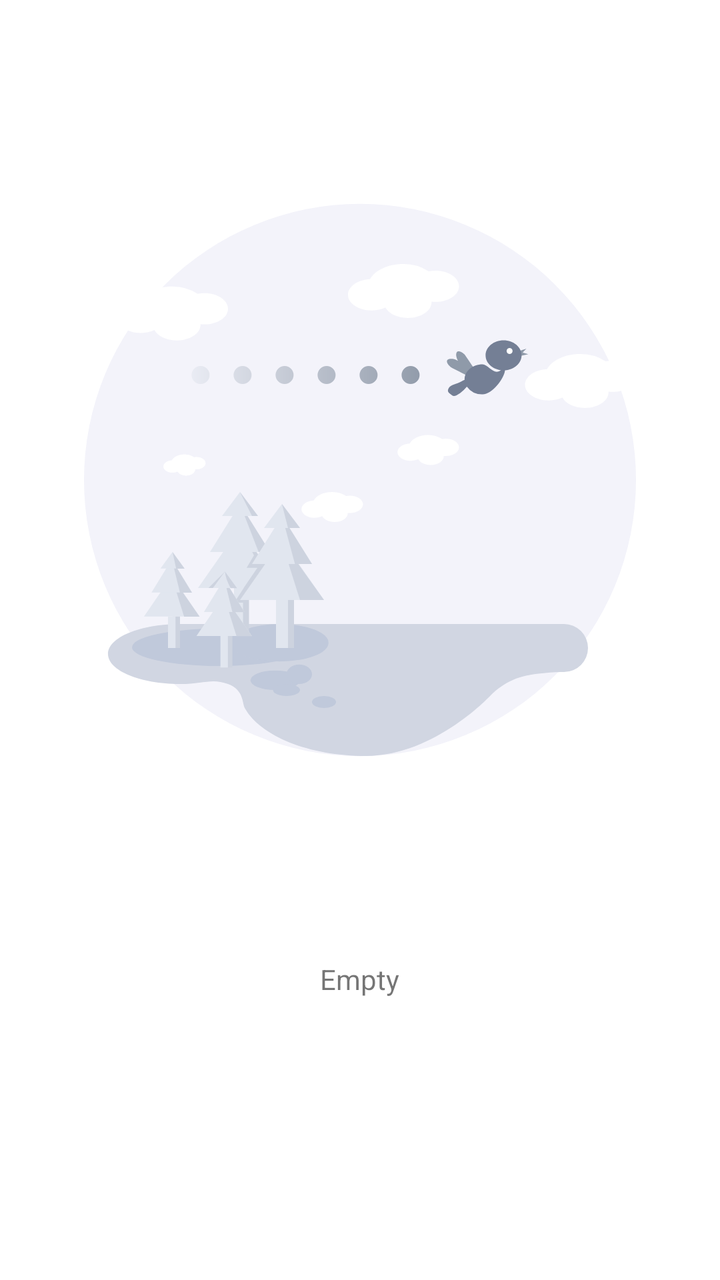
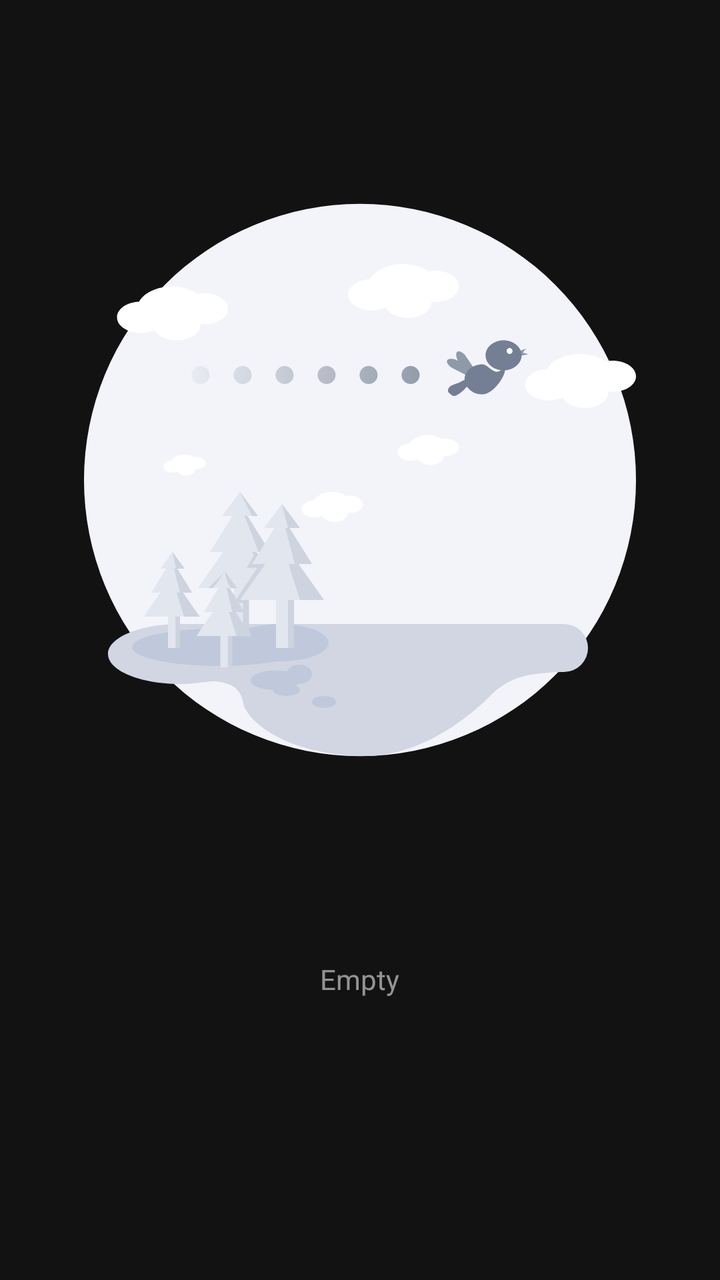

Before-and-after screenshots of an Android layout around one commit, followed by the original layout XML and the change that was made.
<!-- AndroidManifest.xml: application theme Theme.BlackBox -->
<!-- res/layout/base_empty.xml -->
<?xml version="1.0" encoding="utf-8"?>
<LinearLayout
        xmlns:android="http://schemas.android.com/apk/res/android"
        android:gravity="center_horizontal"
        android:orientation="vertical"
        android:layout_width="match_parent" android:layout_height="match_parent">

    <ImageView
            android:src="@drawable/ic_empty"
            android:layout_width="match_parent"
            android:layout_height="wrap_content"
            android:contentDescription="TODO" />

    <TextView
            android:text="@string/empty_empty"
            android:layout_width="wrap_content"
            android:layout_height="wrap_content"/>
</LinearLayout>
<!-- resources referenced by this layout -->
<resources>
  <!-- drawable ic_empty: vector/xml drawable (drawable, 11021 chars, omitted) -->
  <string name="empty_empty">Empty</string>
  <style name="Theme.BlackBox" parent="Theme.MaterialComponents.Light.NoActionBar">
          
          <item name="colorPrimary">@color/primary</item>
          <item name="colorPrimaryVariant">@color/primary_dark</item>
          <item name="colorOnPrimary">@color/white</item>
          
          <item name="colorSecondary">@color/primary_light</item>
          <item name="colorSecondaryVariant">@color/primary</item>
          <item name="colorOnSecondary">@color/white</item>
          
          <item name="android:statusBarColor" tools:targetApi="l">?attr/colorPrimaryVariant</item>
          
  
          <item name="actionMenuTextColor">@color/primary_text</item>
  
          <item name="android:forceDarkAllowed" tools:targetApi="q">false</item>
      </style>
  <color name="primary">#3F3F3F</color>
  <color name="primary_dark">#3F3F3F</color>
  <color name="white">#FFFFFFFF</color>
  <color name="primary_light">#3F3F3F</color>
  <color name="primary_text">#212121</color>
</resources>

<!-- the commit's change to res/layout/base_empty.xml (unified diff, before → after) -->
@@ -13,6 +13,7 @@
 
     <TextView
             android:text="@string/empty_empty"
+            android:textColor="@color/secondary_text"
             android:layout_width="wrap_content"
             android:layout_height="wrap_content"/>
 </LinearLayout>
<!-- resource entries referenced after the edit -->
@@ -1,28 +1,29 @@
 <!-- resources referenced by this layout -->
 <resources>
+  <color name="secondary_text">#B3CACACA</color>
   <!-- drawable ic_empty: vector/xml drawable (drawable, 11021 chars, omitted) -->
   <string name="empty_empty">Empty</string>
-  <style name="Theme.BlackBox" parent="Theme.MaterialComponents.Light.NoActionBar">
-          
+  <style name="Theme.BlackBox" parent="Theme.MaterialComponents.DayNight.NoActionBar">
           <item name="colorPrimary">@color/primary</item>
           <item name="colorPrimaryVariant">@color/primary_dark</item>
           <item name="colorOnPrimary">@color/white</item>
-          
-          <item name="colorSecondary">@color/primary_light</item>
+          <item name="colorSecondary">@color/accent</item>
           <item name="colorSecondaryVariant">@color/primary</item>
           <item name="colorOnSecondary">@color/white</item>
-          
-          <item name="android:statusBarColor" tools:targetApi="l">?attr/colorPrimaryVariant</item>
-          
-  
-          <item name="actionMenuTextColor">@color/primary_text</item>
-  
+          <item name="colorSurface">@color/surface</item>
+          <item name="android:windowBackground">@color/background</item>
+          <item name="android:textColorPrimary">@color/primary_text</item>
+          <item name="android:textColorSecondary">@color/secondary_text</item>
+          <item name="android:statusBarColor" tools:targetApi="l">@color/primary_dark</item>
+          <item name="actionMenuTextColor">@color/white</item>
           <item name="android:forceDarkAllowed" tools:targetApi="q">false</item>
       </style>
-  <color name="primary">#3F3F3F</color>
-  <color name="primary_dark">#3F3F3F</color>
+  <color name="primary">#121212</color>
+  <color name="primary_dark">#0A0A0A</color>
   <color name="white">#FFFFFFFF</color>
-  <color name="primary_light">#3F3F3F</color>
-  <color name="primary_text">#212121</color>
+  <color name="accent">#55CFFF</color>
+  <color name="surface">#181818</color>
+  <color name="background">#121212</color>
+  <color name="primary_text">#FFFFFF</color>
 </resources>
 
